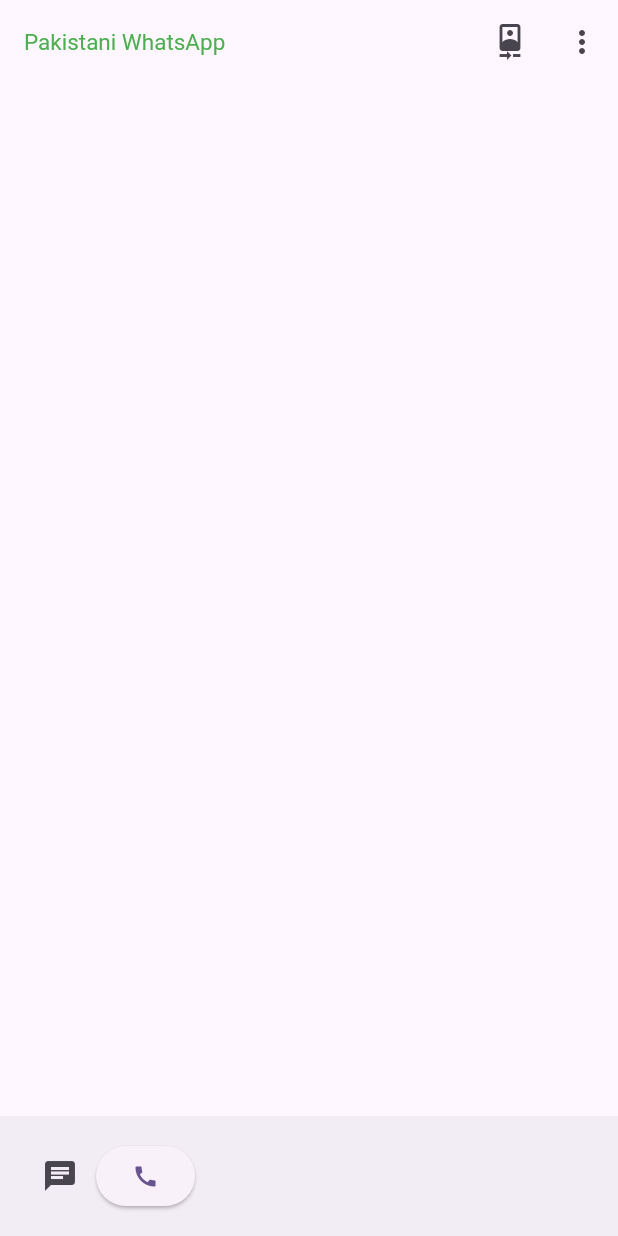
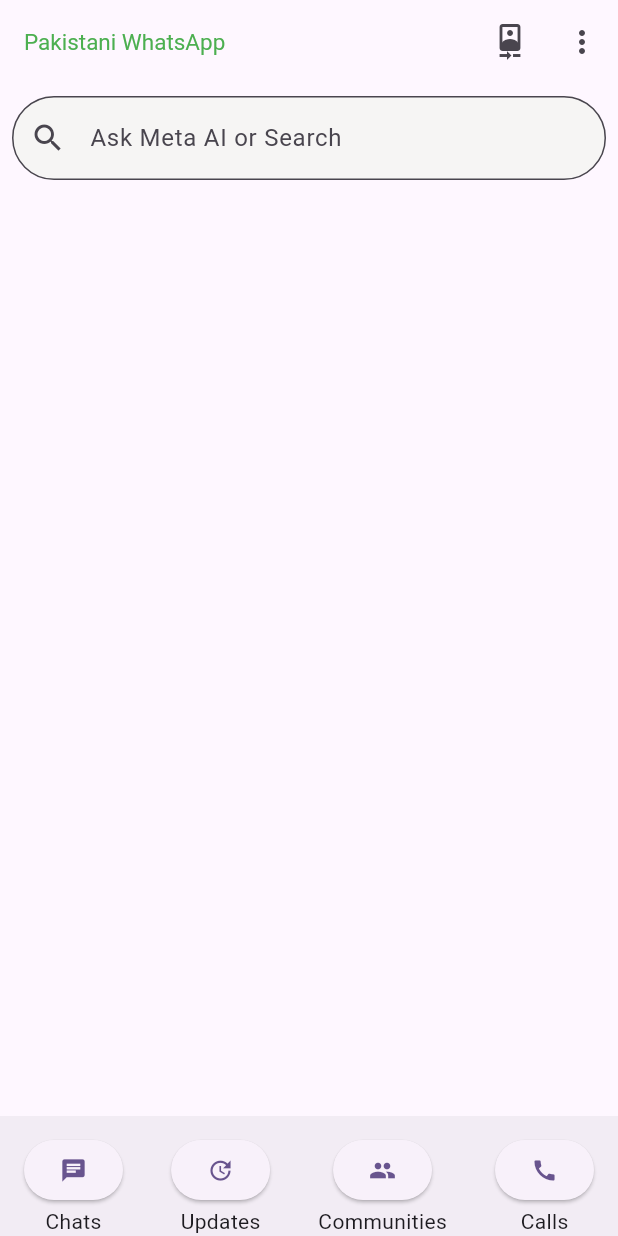
Before and after one commit to beingraigistani/Pakistni_WhatsApp, a Flutter app: the screen it shows after launch, on a phone screen of 412 x 824 dp. Run offline on Flutter 3.47's test engine with Material 3 defaults, Android fonts, the phone set to English and light mode, and no system bars.

Commit message:
search bar

```diff
--- a/lib/screens/home_screen.dart
+++ b/lib/screens/home_screen.dart
@@ -9,27 +9,70 @@ class MyHomePage extends StatelessWidget {
       appBar: AppBar(
         title: const Text(
           'Pakistani WhatsApp',
-          style: TextStyle(color: Colors.green,fontSize: 15),
+          style: TextStyle(color: Colors.green, fontSize: 15),
         ),
         actions: [
-          IconButton(onPressed: (){}, icon: const Icon(Icons.camera_front),
+          IconButton(
+            onPressed: () {},
+            icon: const Icon(Icons.camera_front),
           ),
-          IconButton(onPressed: (){}, icon: const Icon(Icons.more_vert),)
+          IconButton(
+            onPressed: () {},
+            icon: const Icon(Icons.more_vert),
+          )
         ],
       ),
       body: const SingleChildScrollView(
         child: Column(
           children: [
-
+            Padding(
+              padding: EdgeInsets.all(8.0),
+              child: TextField(
+                decoration: InputDecoration(
+                    prefixIcon: Icon(Icons.search),
+                    border: OutlineInputBorder(
+                      borderRadius: BorderRadius.all(
+                        Radius.circular(30),
+                      ),
+                    ),
+                    fillColor: Color.fromARGB(240, 246, 245, 243),
+                    filled: true,
+                    hintText: 'Ask Meta AI or Search'),
+              ),
+            ),
           ],
         ),
       ),
       bottomNavigationBar: BottomAppBar(
         child: Row(
           children: [
-            IconButton(onPressed: (){}, icon: const Icon(Icons.chat)),
-            ElevatedButton(onPressed: (){}, child: const Icon(Icons.call),)
-
+            Column(
+              children: [
+                ElevatedButton(onPressed: () {}, child: Icon(Icons.chat)),
+                Text('Chats')
+              ],
+            ),
+            Spacer(),
+            Column(
+              children: [
+                ElevatedButton(onPressed: () {}, child: Icon(Icons.update)),
+                Text('Updates')
+              ],
+            ),
+            Spacer(),
+            Column(
+              children: [
+                ElevatedButton(onPressed: () {}, child: Icon(Icons.group)),
+                Text('Communities')
+              ],
+            ),
+            Spacer(),
+            Column(
+              children: [
+                ElevatedButton(onPressed: () {}, child: Icon(Icons.call)),
+                Text('Calls')
+              ],
+            ),
           ],
         ),
       ),
```
